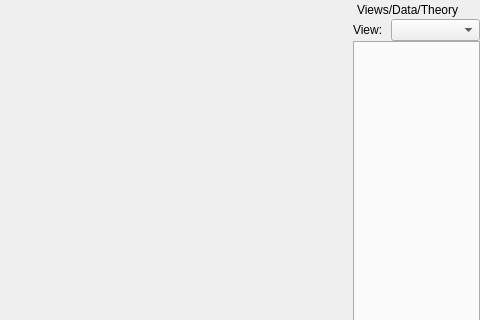
Before: the Qt Designer form RepTate/gui/QApplicationWindow.ui in jorge-ramirez-upm/RepTate, drawn with Qt 5; both pictures show x 800 to 1280 and y 0 to 320 of the 1280 by 726 pixel window.
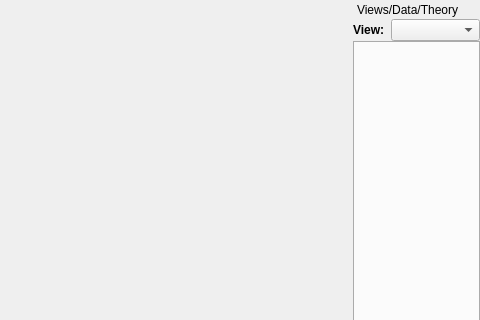
After: the same form once the commit is applied. Icons and pictures are not drawn.

What changed in the file:
```diff
--- a/RepTate/gui/QApplicationWindow.ui
+++ b/RepTate/gui/QApplicationWindow.ui
@@ -131,6 +131,12 @@
            <height>16777215</height>
           </size>
          </property>
+         <property name="font">
+          <font>
+           <weight>75</weight>
+           <bold>true</bold>
+          </font>
+         </property>
          <property name="text">
           <string>View:</string>
          </property>
```
Left out of the diff: 41 changed lines with no effect on the pictures.
